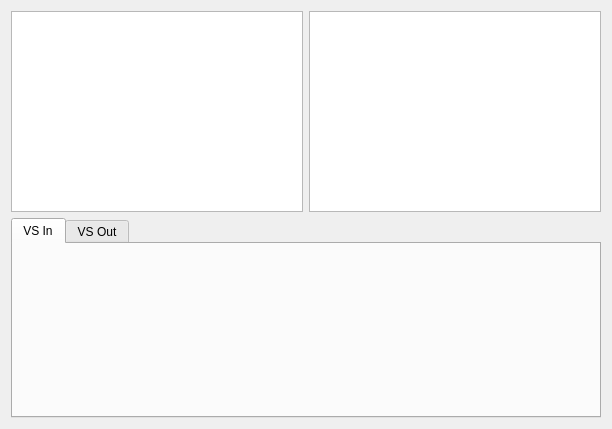
Above: qrenderdoc/Windows/BufferViewer.ui from baldurk/renderdoc before the change. Below: the same form after it.
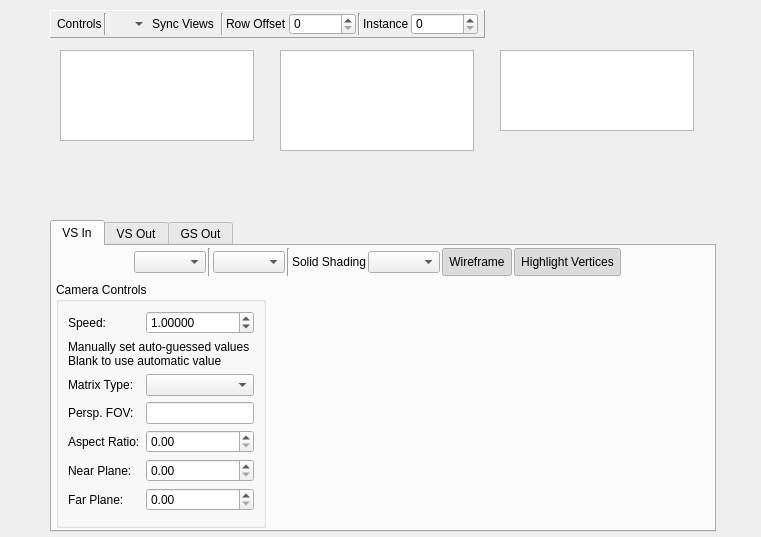
That is the form after the change. Icons and pictures are not drawn. Custom widgets are drawn as their Qt base class.

Commit message: Stub out BufferViewer UI controls, and make camera control properly

Diff of the .ui file:
```diff
--- a/qrenderdoc/Windows/BufferViewer.ui
+++ b/qrenderdoc/Windows/BufferViewer.ui
@@ -6,125 +6,760 @@
    <rect>
     <x>0</x>
     <y>0</y>
-    <width>612</width>
-    <height>429</height>
+    <width>761</width>
+    <height>537</height>
    </rect>
   </property>
   <property name="windowTitle">
    <string>Buffer Viewer</string>
   </property>
-  <layout class="QGridLayout" name="gridLayout">
-   <item row="0" column="0">
-    <widget class="RDTableView" name="vsinData">
-     <property name="editTriggers">
-      <set>QAbstractItemView::NoEditTriggers</set>
+  <widget class="RDTableView" name="vsinData">
+   <property name="geometry">
+    <rect>
+     <x>60</x>
+     <y>50</y>
+     <width>194</width>
+     <height>91</height>
+    </rect>
+   </property>
+   <property name="editTriggers">
+    <set>QAbstractItemView::NoEditTriggers</set>
+   </property>
+   <property name="showDropIndicator" stdset="0">
+    <bool>false</bool>
+   </property>
+   <property name="dragDropOverwriteMode">
+    <bool>false</bool>
+   </property>
+   <property name="selectionMode">
+    <enum>QAbstractItemView::SingleSelection</enum>
+   </property>
+   <property name="selectionBehavior">
+    <enum>QAbstractItemView::SelectRows</enum>
+   </property>
+   <property name="horizontalScrollMode">
+    <enum>QAbstractItemView::ScrollPerPixel</enum>
+   </property>
+   <property name="cornerButtonEnabled">
+    <bool>false</bool>
+   </property>
+   <attribute name="horizontalHeaderHighlightSections">
+    <bool>false</bool>
+   </attribute>
+   <attribute name="verticalHeaderVisible">
+    <bool>false</bool>
+   </attribute>
+  </widget>
+  <widget class="RDTableView" name="vsoutData">
+   <property name="geometry">
+    <rect>
+     <x>280</x>
+     <y>50</y>
+     <width>194</width>
+     <height>101</height>
+    </rect>
+   </property>
+   <property name="editTriggers">
+    <set>QAbstractItemView::NoEditTriggers</set>
+   </property>
+   <property name="showDropIndicator" stdset="0">
+    <bool>false</bool>
+   </property>
+   <property name="dragDropOverwriteMode">
+    <bool>false</bool>
+   </property>
+   <property name="selectionMode">
+    <enum>QAbstractItemView::SingleSelection</enum>
+   </property>
+   <property name="selectionBehavior">
+    <enum>QAbstractItemView::SelectRows</enum>
+   </property>
+   <property name="horizontalScrollMode">
+    <enum>QAbstractItemView::ScrollPerPixel</enum>
+   </property>
+   <property name="cornerButtonEnabled">
+    <bool>false</bool>
+   </property>
+   <attribute name="horizontalHeaderHighlightSections">
+    <bool>false</bool>
+   </attribute>
+   <attribute name="verticalHeaderVisible">
+    <bool>false</bool>
+   </attribute>
+  </widget>
+  <widget class="QTabWidget" name="outputTabs">
+   <property name="geometry">
+    <rect>
+     <x>50</x>
+     <y>220</y>
+     <width>666</width>
+     <height>312</height>
+    </rect>
+   </property>
+   <property name="currentIndex">
+    <number>0</number>
+   </property>
+   <widget class="QWidget" name="vsinTab">
+    <attribute name="title">
+     <string>VS In</string>
+    </attribute>
+    <layout class="QGridLayout" name="gridLayout">
+     <property name="leftMargin">
+      <number>0</number>
      </property>
-     <property name="showDropIndicator" stdset="0">
-      <bool>false</bool>
+     <property name="topMargin">
+      <number>0</number>
      </property>
-     <property name="dragDropOverwriteMode">
-      <bool>false</bool>
+     <property name="rightMargin">
+      <number>0</number>
      </property>
-     <property name="selectionMode">
-      <enum>QAbstractItemView::SingleSelection</enum>
+     <property name="bottomMargin">
+      <number>0</number>
      </property>
-     <property name="selectionBehavior">
-      <enum>QAbstractItemView::SelectRows</enum>
+     <property name="spacing">
+      <number>0</number>
      </property>
-     <property name="horizontalScrollMode">
-      <enum>QAbstractItemView::ScrollPerPixel</enum>
+     <item row="0" column="0">
+      <widget class="QFrame" name="renderContainer">
+       <layout class="QGridLayout" name="renderContainerGridLayout">
+        <property name="leftMargin">
+         <number>4</number>
+        </property>
+        <property name="topMargin">
+         <number>2</number>
+        </property>
+        <property name="rightMargin">
+         <number>4</number>
+        </property>
+        <property name="bottomMargin">
+         <number>2</number>
+        </property>
+        <property name="spacing">
+         <number>6</number>
+        </property>
+        <item row="0" column="0" colspan="2">
+         <widget class="QFrame" name="controlsToolbar">
+          <property name="sizePolicy">
+           <sizepolicy hsizetype="Preferred" vsizetype="Fixed">
+            <horstretch>0</horstretch>
+            <verstretch>0</verstretch>
+           </sizepolicy>
+          </property>
+          <property name="minimumSize">
+           <size>
+            <width>0</width>
+            <height>28</height>
+           </size>
+          </property>
+          <layout class="QHBoxLayout" name="horizontalLayout_10">
+           <property name="spacing">
+            <number>2</number>
+           </property>
+           <property name="leftMargin">
+            <number>0</number>
+           </property>
+           <property name="topMargin">
+            <number>0</number>
+           </property>
+           <property name="rightMargin">
+            <number>6</number>
+           </property>
+           <property name="bottomMargin">
+            <number>0</number>
+           </property>
+           <item>
+            <widget class="QToolButton" name="toggleControls">
+             <property name="enabled">
+              <bool>true</bool>
+             </property>
+             <property name="icon">
+              <iconset resource="../resources.qrc">
+               <normaloff>:/Resources/cog.png</normaloff>:/Resources/cog.png</iconset>
+             </property>
+             <property name="checkable">
+              <bool>true</bool>
+             </property>
+             <property name="checked">
+              <bool>false</bool>
+             </property>
+             <property name="autoRaise">
+              <bool>true</bool>
+             </property>
+            </widget>
+           </item>
+           <item>
+            <widget class="QToolButton" name="resetCamera">
+             <property name="enabled">
+              <bool>true</bool>
+             </property>
+             <property name="text">
+              <string/>
+             </property>
+             <property name="icon">
+              <iconset resource="../resources.qrc">
+               <normaloff>:/Resources/arrow_undo.png</normaloff>:/Resources/arrow_undo.png</iconset>
+             </property>
+             <property name="autoRaise">
+              <bool>true</bool>
+             </property>
+            </widget>
+           </item>
+           <item>
+            <widget class="QToolButton" name="autofitCamera">
+             <property name="enabled">
+              <bool>true</bool>
+             </property>
+             <property name="text">
+              <string/>
+             </property>
+             <property name="icon">
+              <iconset resource="../resources.qrc">
+               <normaloff>:/Resources/wand.png</normaloff>:/Resources/wand.png</iconset>
+             </property>
+             <property name="autoRaise">
+              <bool>true</bool>
+             </property>
+            </widget>
+           </item>
+           <item>
+            <widget class="QComboBox" name="controlType"/>
+           </item>
+           <item>
+            <widget class="Line" name="line_5">
+             <property name="orientation">
+              <enum>Qt::Vertical</enum>
+             </property>
+            </widget>
+           </item>
+           <item>
+            <widget class="QComboBox" name="drawRange"/>
+           </item>
+           <item>
+            <widget class="Line" name="line_6">
+             <property name="orientation">
+              <enum>Qt::Vertical</enum>
+             </property>
+            </widget>
+           </item>
+           <item>
+            <widget class="QLabel" name="instanceLabel_2">
+             <property name="text">
+              <string>Solid Shading</string>
+             </property>
+            </widget>
+           </item>
+           <item>
+            <widget class="QComboBox" name="solidShading"/>
+           </item>
+           <item>
+            <widget class="QToolButton" name="wireframeRender">
+             <property name="enabled">
+              <bool>true</bool>
+             </property>
+             <property name="sizePolicy">
+              <sizepolicy hsizetype="Fixed" vsizetype="Preferred">
+               <horstretch>0</horstretch>
+               <verstretch>0</verstretch>
+              </sizepolicy>
+             </property>
+             <property name="text">
+              <string>Wireframe</string>
+             </property>
+             <property name="checkable">
+              <bool>true</bool>
+             </property>
+             <property name="checked">
+              <bool>true</bool>
+             </property>
+             <property name="toolButtonStyle">
+              <enum>Qt::ToolButtonTextOnly</enum>
+             </property>
+             <property name="autoRaise">
+              <bool>true</bool>
+             </property>
+            </widget>
+           </item>
+           <item>
+            <widget class="QToolButton" name="highlightVerts">
+             <property name="enabled">
+              <bool>true</bool>
+             </property>
+             <property name="sizePolicy">
+              <sizepolicy hsizetype="Fixed" vsizetype="Preferred">
+               <horstretch>0</horstretch>
+               <verstretch>0</verstretch>
+              </sizepolicy>
+             </property>
+             <property name="text">
+              <string>Highlight Vertices</string>
+             </property>
+             <property name="icon">
+              <iconset resource="../resources.qrc">
+               <normaloff>:/Resources/asterisk_orange.png</normaloff>:/Resources/asterisk_orange.png</iconset>
+             </property>
+             <property name="checkable">
+              <bool>true</bool>
+             </property>
+             <property name="checked">
+              <bool>true</bool>
+             </property>
+             <property name="toolButtonStyle">
+              <enum>Qt::ToolButtonTextBesideIcon</enum>
+             </property>
+             <property name="autoRaise">
+              <bool>true</bool>
+             </property>
+            </widget>
+           </item>
+           <item>
+            <spacer name="horizontalSpacer">
+             <property name="orientation">
+              <enum>Qt::Horizontal</enum>
+             </property>
+             <property name="sizeHint" stdset="0">
+              <size>
+               <width>40</width>
+               <height>20</height>
+              </size>
+             </property>
+            </spacer>
+           </item>
+          </layout>
+         </widget>
+        </item>
+        <item row="1" column="0">
+         <widget class="QGroupBox" name="cameraControlsGroup">
+          <property name="sizePolicy">
+           <sizepolicy hsizetype="Maximum" vsizetype="Preferred">
+            <horstretch>0</horstretch>
+            <verstretch>0</verstretch>
+           </sizepolicy>
+          </property>
+          <property name="title">
+           <string>Camera Controls</string>
+          </property>
+          <layout class="QGridLayout" name="gridLayout_2">
+           <item row="6" column="1">
+            <widget class="QDoubleSpinBox" name="farGuess"/>
+           </item>
+           <item row="5" column="1">
+            <widget class="QDoubleSpinBox" name="nearGuess"/>
+           </item>
+           <item row="4" column="1">
+            <widget class="QDoubleSpinBox" name="aspectGuess"/>
+           </item>
+           <item row="6" column="0">
+            <widget class="QLabel" name="farGuessLabel">
+             <property name="text">
+              <string>Far Plane:</string>
+             </property>
+            </widget>
+           </item>
+           <item row="0" column="1">
+            <widget class="QDoubleSpinBox" name="camSpeed">
+             <property name="decimals">
+              <number>5</number>
+             </property>
+             <property name="minimum">
+              <double>0.000100000000000</double>
+             </property>
+             <property name="maximum">
+              <double>100.000000000000000</double>
+             </property>
+             <property name="singleStep">
+              <double>0.000100000000000</double>
+             </property>
+             <property name="value">
+              <double>1.000000000000000</double>
+             </property>
+            </widget>
+           </item>
+           <item row="5" column="0">
+            <widget class="QLabel" name="nearGuessLabel">
+             <property name="text">
+              <string>Near Plane:</string>
+             </property>
+            </widget>
+           </item>
+           <item row="4" column="0">
+            <widget class="QLabel" name="aspectGuessLabel">
+             <property name="text">
+              <string>Aspect Ratio:</string>
+             </property>
+            </widget>
+           </item>
+           <item row="3" column="0">
+            <widget class="QLabel" name="fovGuessLabel">
+             <property name="text">
+              <string>Persp. FOV:</string>
+             </property>
+            </widget>
+           </item>
+           <item row="0" column="0">
+            <widget class="QLabel" name="camSpeedLabel">
+             <property name="text">
+              <string>Speed:</string>
+             </property>
+            </widget>
+           </item>
+           <item row="2" column="1">
+            <widget class="QComboBox" name="matrixType">
+             <property name="maxVisibleItems">
+              <number>2</number>
+             </property>
+             <property name="maxCount">
+              <number>2</number>
+             </property>
+             <property name="insertPolicy">
+              <enum>QComboBox::NoInsert</enum>
+             </property>
+             <property name="frame">
+              <bool>true</bool>
+             </property>
+            </widget>
+           </item>
+           <item row="1" column="0" colspan="2">
+            <widget class="QLabel" name="guessInstructions">
+             <property name="text">
+              <string>Manually set auto-guessed values
+Blank to use automatic value</string>
+             </property>
+            </widget>
+           </item>
+           <item row="3" column="1">
+            <widget class="QLineEdit" name="fovGuess">
+             <property name="inputMask">
+              <string extracomment="Positive integer (&lt; 180)">D00</string>
+             </property>
+            </widget>
+           </item>
+           <item row="2" column="0">
+            <widget class="QLabel" name="matrixTypeLabel">
+             <property name="text">
+              <string>Matrix Type:</string>
+             </property>
+            </widget>
+           </item>
+           <item row="7" column="1">
+            <spacer name="verticalSpacer">
+             <property name="orientation">
+              <enum>Qt::Vertical</enum>
+             </property>
+             <property name="sizeHint" stdset="0">
+              <size>
+               <width>20</width>
+               <height>40</height>
+              </size>
+             </property>
+            </spacer>
+           </item>
+          </layout>
+         </widget>
+        </item>
+        <item row="1" column="1">
+         <widget class="CustomPaintWidget" name="render" native="true">
+          <property name="sizePolicy">
+           <sizepolicy hsizetype="MinimumExpanding" vsizetype="MinimumExpanding">
+            <horstretch>0</horstretch>
+            <verstretch>0</verstretch>
+           </sizepolicy>
+          </property>
+         </widget>
+        </item>
+       </layout>
+      </widget>
+     </item>
+    </layout>
+   </widget>
+   <widget class="QWidget" name="vsoutTab">
+    <attribute name="title">
+     <string>VS Out</string>
+    </attribute>
+    <layout class="QGridLayout" name="gridLayout_3">
+     <property name="leftMargin">
+      <number>0</number>
      </property>
-     <property name="cornerButtonEnabled">
-      <bool>false</bool>
+     <property name="topMargin">
+      <number>0</number>
      </property>
-     <attribute name="horizontalHeaderHighlightSections">
-      <bool>false</bool>
-     </attribute>
-     <attribute name="verticalHeaderVisible">
-      <bool>false</bool>
-     </attribute>
-    </widget>
-   </item>
-   <item row="0" column="1">
-    <widget class="RDTableView" name="vsoutData">
-     <property name="editTriggers">
-      <set>QAbstractItemView::NoEditTriggers</set>
+     <property name="rightMargin">
+      <number>0</number>
      </property>
-     <property name="showDropIndicator" stdset="0">
-      <bool>false</bool>
+     <property name="bottomMargin">
+      <number>0</number>
      </property>
-     <property name="dragDropOverwriteMode">
-      <bool>false</bool>
+     <property name="spacing">
+      <number>0</number>
      </property>
-     <property name="selectionMode">
-      <enum>QAbstractItemView::SingleSelection</enum>
+    </layout>
+   </widget>
+   <widget class="QWidget" name="gsoutTab">
+    <attribute name="title">
+     <string>GS Out</string>
+    </attribute>
+    <layout class="QGridLayout" name="gridLayout_4">
+     <property name="leftMargin">
+      <number>0</number>
      </property>
-     <property name="selectionBehavior">
-      <enum>QAbstractItemView::SelectRows</enum>
+     <property name="topMargin">
+      <number>0</number>
      </property>
-     <property name="horizontalScrollMode">
-      <enum>QAbstractItemView::ScrollPerPixel</enum>
+     <property name="rightMargin">
+      <number>0</number>
      </property>
-     <property name="cornerButtonEnabled">
-      <bool>false</bool>
+     <property name="bottomMargin">
+      <number>0</number>
      </property>
-     <attribute name="horizontalHeaderHighlightSections">
-      <bool>false</bool>
-     </attribute>
-     <attribute name="verticalHeaderVisible">
-      <bool>false</bool>
-     </attribute>
-    </widget>
-   </item>
-   <item row="1" column="0" colspan="2">
-    <widget class="QTabWidget" name="outputTabs">
-     <property name="currentIndex">
+     <property name="spacing">
       <number>0</number>
      </property>
-     <widget class="QWidget" name="vsinTab">
-      <attribute name="title">
-       <string>VS In</string>
-      </attribute>
-      <layout class="QHBoxLayout" name="vsinLayout">
-       <property name="leftMargin">
-        <number>2</number>
-       </property>
-       <property name="topMargin">
-        <number>2</number>
-       </property>
-       <property name="rightMargin">
-        <number>2</number>
-       </property>
-       <property name="bottomMargin">
-        <number>2</number>
-       </property>
-       <item>
-        <widget class="CustomPaintWidget" name="render" native="true"/>
-       </item>
-      </layout>
+    </layout>
+   </widget>
+  </widget>
+  <widget class="RDTableView" name="gsoutData">
+   <property name="geometry">
+    <rect>
+     <x>500</x>
+     <y>50</y>
+     <width>194</width>
+     <height>81</height>
+    </rect>
+   </property>
+   <property name="editTriggers">
+    <set>QAbstractItemView::NoEditTriggers</set>
+   </property>
+   <property name="showDropIndicator" stdset="0">
+    <bool>false</bool>
+   </property>
+   <property name="dragDropOverwriteMode">
+    <bool>false</bool>
+   </property>
+   <property name="selectionMode">
+    <enum>QAbstractItemView::SingleSelection</enum>
+   </property>
+   <property name="selectionBehavior">
+    <enum>QAbstractItemView::SelectRows</enum>
+   </property>
+   <property name="horizontalScrollMode">
+    <enum>QAbstractItemView::ScrollPerPixel</enum>
+   </property>
+   <property name="cornerButtonEnabled">
+    <bool>false</bool>
+   </property>
+   <attribute name="horizontalHeaderHighlightSections">
+    <bool>false</bool>
+   </attribute>
+   <attribute name="verticalHeaderVisible">
+    <bool>false</bool>
+   </attribute>
+  </widget>
+  <widget class="QFrame" name="meshToolbar">
+   <property name="geometry">
+    <rect>
+     <x>50</x>
+     <y>10</y>
+     <width>435</width>
+     <height>28</height>
+    </rect>
+   </property>
+   <property name="sizePolicy">
+    <sizepolicy hsizetype="Preferred" vsizetype="Fixed">
+     <horstretch>0</horstretch>
+     <verstretch>0</verstretch>
+    </sizepolicy>
+   </property>
+   <property name="minimumSize">
+    <size>
+     <width>0</width>
+     <height>28</height>
+    </size>
+   </property>
+   <property name="frameShape">
+    <enum>QFrame::Panel</enum>
+   </property>
+   <property name="frameShadow">
+    <enum>QFrame::Raised</enum>
+   </property>
+   <layout class="QHBoxLayout" name="horizontalLayout_9">
+    <property name="spacing">
+     <number>2</number>
+    </property>
+    <property name="leftMargin">
+     <number>6</number>
+    </property>
+    <property name="topMargin">
+     <number>2</number>
+    </property>
+    <property name="rightMargin">
+     <number>6</number>
+    </property>
+    <property name="bottomMargin">
+     <number>2</number>
+    </property>
+    <item>
+     <widget class="QLabel" name="zoomLabel">
+      <property name="text">
+       <string>Controls</string>
+      </property>
      </widget>
-     <widget class="QWidget" name="vsoutTab">
-      <attribute name="title">
-       <string>VS Out</string>
-      </attribute>
-      <layout class="QHBoxLayout" name="vsoutLayout">
-       <property name="leftMargin">
-        <number>2</number>
-       </property>
-       <property name="topMargin">
-        <number>2</number>
-       </property>
-       <property name="rightMargin">
-        <number>2</number>
-       </property>
-       <property name="bottomMargin">
-        <number>2</number>
-       </property>
-      </layout>
+    </item>
+    <item>
+     <widget class="Line" name="line">
+      <property name="orientation">
+       <enum>Qt::Vertical</enum>
+      </property>
      </widget>
-    </widget>
-   </item>
-  </layout>
+    </item>
+    <item>
+     <widget class="QToolButton" name="exportDrop">
+      <property name="enabled">
+       <bool>true</bool>
+      </property>
+      <property name="icon">
+       <iconset resource="../resources.qrc">
+        <normaloff>:/Resources/save.png</normaloff>:/Resources/save.png</iconset>
+      </property>
+      <property name="checkable">
+       <bool>false</bool>
+      </property>
+      <property name="checked">
+       <bool>false</bool>
+      </property>
+      <property name="popupMode">
+       <enum>QToolButton::MenuButtonPopup</enum>
+      </property>
+      <property name="autoRaise">
+       <bool>true</bool>
+      </property>
+     </widget>
+    </item>
+    <item>
+     <widget class="QToolButton" name="syncViews">
+      <property name="enabled">
+       <bool>true</bool>
+      </property>
+      <property name="text">
+       <string>Sync Views</string>
+      </property>
+      <property name="icon">
+       <iconset resource="../resources.qrc">
+        <normaloff>:/Resources/arrow_join.png</normaloff>:/Resources/arrow_join.png</iconset>
+      </property>
+      <property name="checkable">
+       <bool>true</bool>
+      </property>
+      <property name="checked">
+       <bool>false</bool>
+      </property>
+      <property name="toolButtonStyle">
+       <enum>Qt::ToolButtonTextBesideIcon</enum>
+      </property>
+      <property name="autoRaise">
+       <bool>true</bool>
+      </property>
+     </widget>
+    </item>
+    <item>
+     <widget class="Line" name="line_2">
+      <property name="orientation">
+       <enum>Qt::Vertical</enum>
+      </property>
+     </widget>
+    </item>
+    <item>
+     <widget class="QLabel" name="rowOffsetLabel">
+      <property name="text">
+       <string>Row Offset</string>
+      </property>
+     </widget>
+    </item>
+    <item>
+     <widget class="QSpinBox" name="rowOffset">
+      <property name="prefix">
+       <string/>
+      </property>
+      <property name="maximum">
+       <number>1000000</number>
+      </property>
+     </widget>
+    </item>
+    <item>
+     <widget class="Line" name="line_3">
+      <property name="orientation">
+       <enum>Qt::Vertical</enum>
+      </property>
+     </widget>
+    </item>
+    <item>
+     <widget class="QLabel" name="instanceLabel">
+      <property name="text">
+       <string>Instance</string>
+      </property>
+     </widget>
+    </item>
+    <item>
+     <widget class="QSpinBox" name="instance">
+      <property name="maximum">
+       <number>100000</number>
+      </property>
+     </widget>
+    </item>
+    <item>
+     <spacer name="horizontalSpacer_2">
+      <property name="orientation">
+       <enum>Qt::Horizontal</enum>
+      </property>
+      <property name="sizeHint" stdset="0">
+       <size>
+        <width>40</width>
+        <height>20</height>
+       </size>
+      </property>
+     </spacer>
+    </item>
+   </layout>
+  </widget>
+  <widget class="ToolWindowManager" name="dockarea" native="true">
+   <property name="geometry">
+    <rect>
+     <x>30</x>
+     <y>50</y>
+     <width>119</width>
+     <height>100</height>
+    </rect>
+   </property>
+   <property name="sizePolicy">
+    <sizepolicy hsizetype="MinimumExpanding" vsizetype="MinimumExpanding">
+     <horstretch>0</horstretch>
+     <verstretch>0</verstretch>
+    </sizepolicy>
+   </property>
+   <property name="minimumSize">
+    <size>
+     <width>100</width>
+     <height>100</height>
+    </size>
+   </property>
+   <property name="autoFillBackground">
+    <bool>false</bool>
+   </property>
+  </widget>
+  <widget class="BufferFormatSpecifier" name="formatSpecifier" native="true">
+   <property name="geometry">
+    <rect>
+     <x>139</x>
+     <y>160</y>
+     <width>521</width>
+     <height>61</height>
+    </rect>
+   </property>
+   <property name="sizePolicy">
+    <sizepolicy hsizetype="Preferred" vsizetype="MinimumExpanding">
+     <horstretch>0</horstretch>
+     <verstretch>0</verstretch>
+    </sizepolicy>
+   </property>
+  </widget>
  </widget>
  <customwidgets>
   <customwidget>
@@ -137,6 +772,17 @@
    <extends>QTableView</extends>
    <header>Widgets/Extended/RDTableView.h</header>
   </customwidget>
+  <customwidget>
+   <class>ToolWindowManager</class>
+   <extends>QWidget</extends>
+   <header>ToolWindowManager.h</header>
+  </customwidget>
+  <customwidget>
+   <class>BufferFormatSpecifier</class>
+   <extends>QWidget</extends>
+   <header>Widgets/BufferFormatSpecifier.h</header>
+   <container>1</container>
+  </customwidget>
  </customwidgets>
  <resources/>
  <connections/>
```
Left out of the diff: 4 changed lines with no effect on the pictures. The commit also changes 4 other files.
